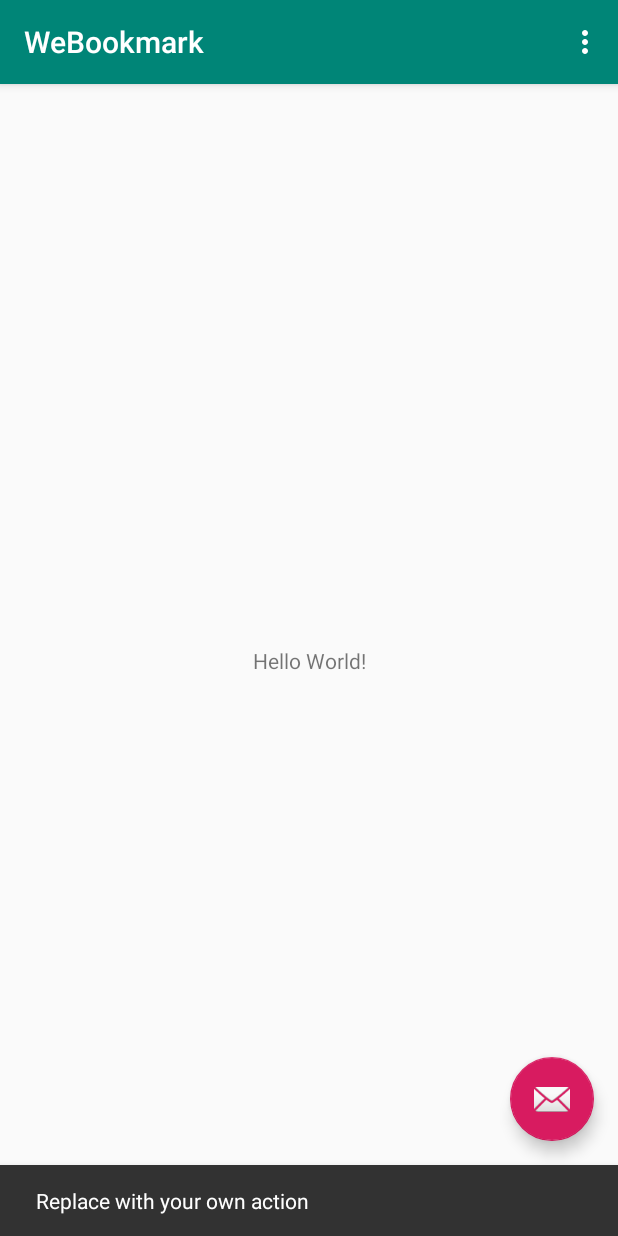
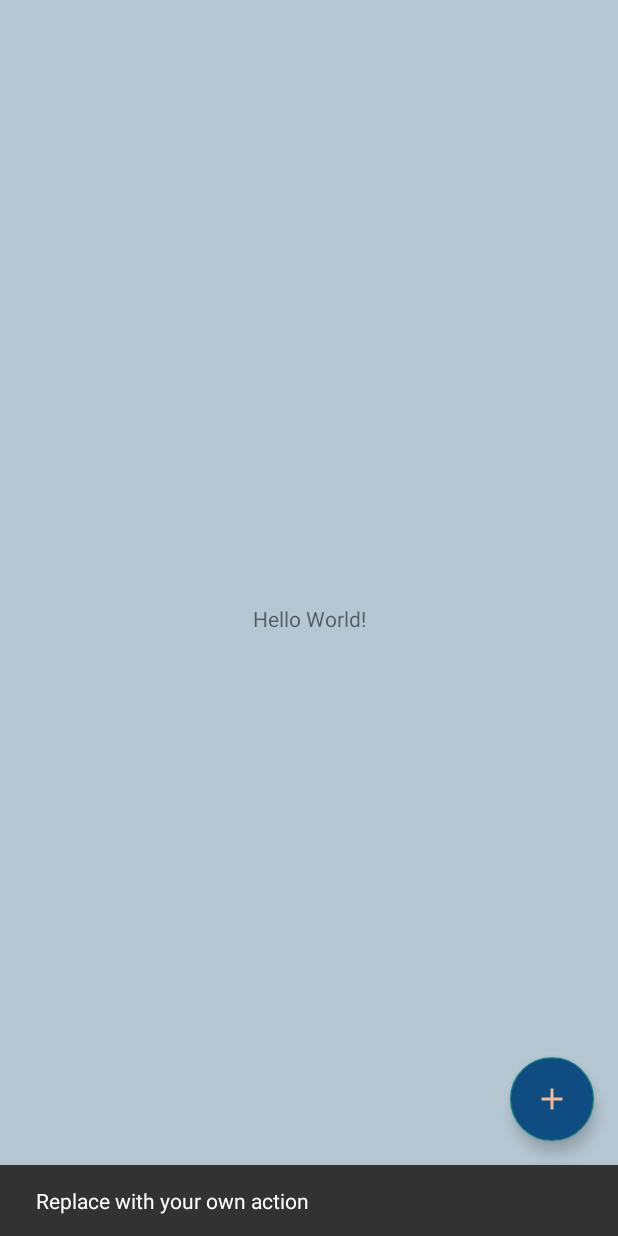
Before and after one commit to drcabral/WeBookmark, an Android app: the screen it shows after launch (MainActivity), after a tap on an icon or button, on a phone screen of 412 x 824 dp. Run offline under Robolectric (Android 15) with nearby library versions, the light colour scheme and no system bars; our stand-ins replace Room's generated code; network calls fail.

Commit message:
Changing basic activity style.

```diff
--- a/app/src/main/java/dev/diogocabral/webookmark/ui/MainActivity.kt
+++ b/app/src/main/java/dev/diogocabral/webookmark/ui/MainActivity.kt
@@ -23,7 +23,6 @@ class MainActivity : AppCompatActivity() {
     override fun onCreate(savedInstanceState: Bundle?) {
         super.onCreate(savedInstanceState)
         setContentView(R.layout.activity_main)
-        setSupportActionBar(toolbar)
 
         observeAllBooksList()
         observeGetBooksByTitle()
@@ -31,18 +30,6 @@ class MainActivity : AppCompatActivity() {
         fab.setOnClickListener { view ->
             Snackbar.make(view, "Replace with your own action", Snackbar.LENGTH_LONG)
                 .setAction("Action", null).show()
-        }
-    }
-
-    override fun onCreateOptionsMenu(menu: Menu): Boolean {
-        menuInflater.inflate(R.menu.menu_main, menu)
-        return true
-    }
-
-    override fun onOptionsItemSelected(item: MenuItem): Boolean {
-        return when (item.itemId) {
-            R.id.action_settings -> true
-            else -> super.onOptionsItemSelected(item)
         }
     }
 
--- /dev/null
+++ b/app/src/main/res/drawable/ic_add.xml
@@ -0,0 +1,5 @@
+<vector android:height="24dp" android:tint="#F5B895"
+    android:viewportHeight="24.0" android:viewportWidth="24.0"
+    android:width="24dp" xmlns:android="http://schemas.android.com/apk/res/android">
+    <path android:fillColor="#FF000000" android:pathData="M19,13h-6v6h-2v-6H5v-2h6V5h2v6h6v2z"/>
+</vector>
--- a/app/src/main/res/layout/activity_main.xml
+++ b/app/src/main/res/layout/activity_main.xml
@@ -4,21 +4,8 @@
     xmlns:tools="http://schemas.android.com/tools"
     android:layout_width="match_parent"
     android:layout_height="match_parent"
+    android:background="#B5C7D3"
     tools:context=".ui.MainActivity">
-
-    <com.google.android.material.appbar.AppBarLayout
-        android:layout_width="match_parent"
-        android:layout_height="wrap_content"
-        android:theme="@style/AppTheme.AppBarOverlay">
-
-        <androidx.appcompat.widget.Toolbar
-            android:id="@+id/toolbar"
-            android:layout_width="match_parent"
-            android:layout_height="?attr/actionBarSize"
-            android:background="?attr/colorPrimary"
-            app:popupTheme="@style/AppTheme.PopupOverlay" />
-
-    </com.google.android.material.appbar.AppBarLayout>
 
     <include layout="@layout/content_main" />
 
@@ -28,6 +15,7 @@
         android:layout_height="wrap_content"
         android:layout_gravity="bottom|end"
         android:layout_margin="@dimen/fab_margin"
-        app:srcCompat="@android:drawable/ic_dialog_email" />
+        android:backgroundTint="#0F4C81"
+        app:srcCompat="@drawable/ic_add" />
 
 </androidx.coordinatorlayout.widget.CoordinatorLayout>
```
Also changed, not shown: app/src/main/AndroidManifest.xml (+3 -4 lines).
